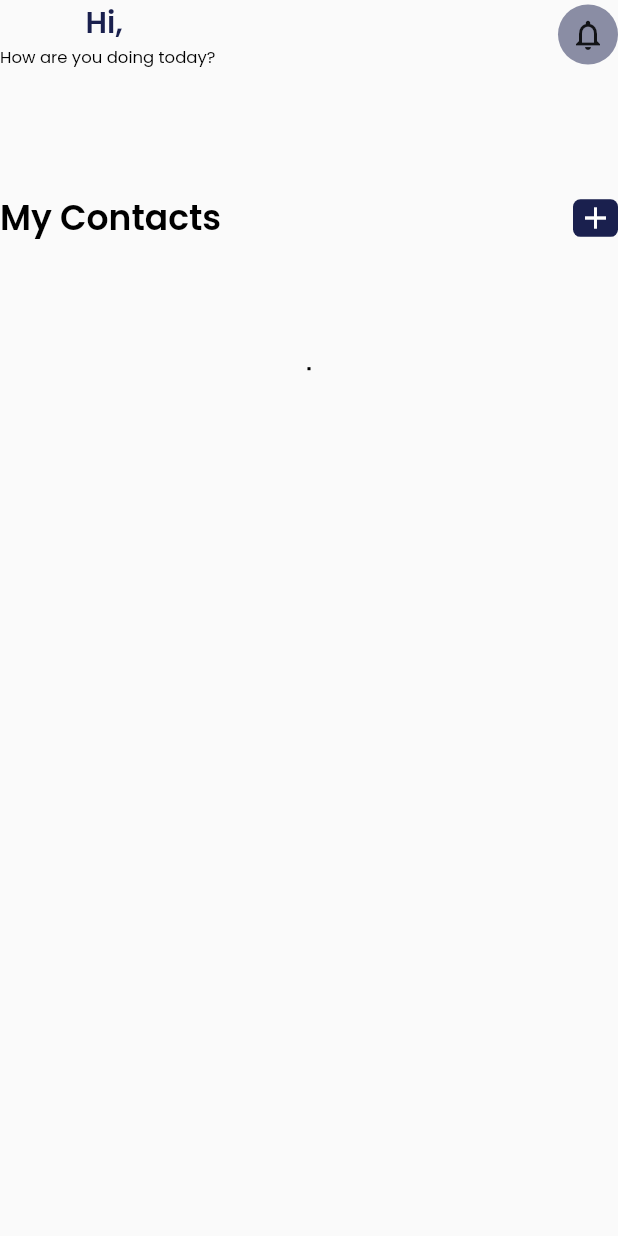
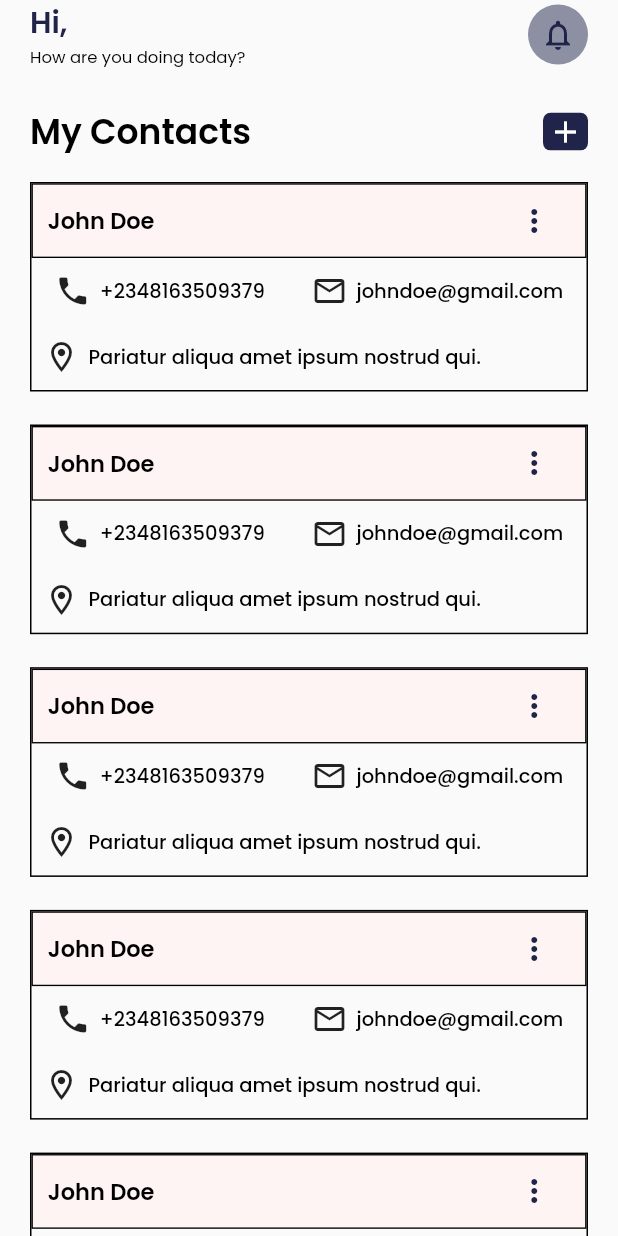
Before and after one commit to Collins-01/MyContactsApp, a Flutter app: the HomeView screen opened by its route, on a phone screen of 412 x 824 dp. Run offline on Flutter 3.47's test engine with Material 2 defaults, Android fonts, the phone set to English and light mode, and no system bars; our stand-ins replace flutter_spinkit, get_it, google_fonts.

Commit message:
Updated homepage

```diff
--- a/lib/ui/views/authentication/email_verification_view.dart
+++ b/lib/ui/views/authentication/email_verification_view.dart
@@ -28,7 +28,7 @@ class EmailVerificationView extends StatelessWidget {
               AppText.body("Please check your email to verify your"),
               AppText.body("mycontactapp account"),
               const SizedBox(
-                height: 16,
+                height: 30,
               ),
               AppShortButton(
                 title: "Done",
--- /dev/null
+++ b/lib/ui/views/home/components/components.dart
@@ -0,0 +1 @@
+export './contact_card.dart';
--- /dev/null
+++ b/lib/ui/views/home/components/contact_card.dart
@@ -0,0 +1,89 @@
+import 'package:flutter/material.dart';
+import 'package:my_contacts/utils/utils.dart';
+
+import '../../../widgets/widgets.dart';
+
+class ContactCard extends StatelessWidget {
+  const ContactCard({super.key});
+
+  @override
+  Widget build(BuildContext context) {
+    return Padding(
+      padding: const EdgeInsets.only(bottom: 22),
+      child: Container(
+        decoration: BoxDecoration(
+          border: Border.all(),
+        ),
+        child: Column(
+          children: [
+            // * Names and Icon
+            Container(
+              decoration: BoxDecoration(
+                color: const Color(0xfffef4f4),
+                border: Border.all(width: 0.9),
+              ),
+              child: Padding(
+                padding: const EdgeInsets.symmetric(horizontal: 10),
+                child: Row(
+                  mainAxisAlignment: MainAxisAlignment.spaceBetween,
+                  children: [
+                    AppText.bodyLarge("John Doe"),
+                    IconButton(
+                      onPressed: () {},
+                      icon: Icon(
+                        Icons.more_vert,
+                        color: AppColors.primaryColor,
+                      ),
+                    )
+                  ],
+                ),
+              ),
+            ),
+
+            Padding(
+              padding: const EdgeInsets.symmetric(vertical: 10),
+              child: Row(
+                mainAxisAlignment: MainAxisAlignment.spaceAround,
+                children: [
+                  Row(
+                    children: [
+                      const Icon(Icons.phone),
+                      const SizedBox(
+                        width: 6,
+                      ),
+                      AppText.body("+2348163509379")
+                    ],
+                  ),
+                  Row(
+                    children: [
+                      const Icon(Icons.email_outlined),
+                      const SizedBox(
+                        width: 6,
+                      ),
+                      AppText.body("johndoe@gmail.com")
+                    ],
+                  )
+                ],
+              ),
+            ),
+            const SizedBox(
+              height: 10,
+            ),
+            Padding(
+              padding: const EdgeInsets.only(left: 8, bottom: 10),
+              child: Row(
+                children: [
+                  const Icon(Icons.location_on_outlined),
+                  const SizedBox(
+                    width: 6,
+                  ),
+                  AppText.body("Pariatur aliqua amet ipsum nostrud qui.")
+                ],
+              ),
+            )
+          ],
+        ),
+      ),
+    );
+  }
+}
--- a/lib/ui/views/home/home_view.dart
+++ b/lib/ui/views/home/home_view.dart
@@ -1,4 +1,6 @@
 import 'package:flutter/material.dart';
+import 'package:my_contacts/ui/views/home/add_contact_view.dart';
+import 'package:my_contacts/ui/views/home/components/contact_card.dart';
 import 'package:my_contacts/ui/widgets/widgets.dart';
 import 'package:my_contacts/utils/utils.dart';
 import 'package:my_contacts/extensions/extensions.dart';
@@ -9,11 +11,16 @@ class HomeView extends StatelessWidget {
   @override
   Widget build(BuildContext context) {
     return Scaffold(
-      body: Column(
+      body: SafeArea(
+        child: Column(
           children: [
-          Row(
+            Padding(
+              padding:
+                  EdgeInsets.symmetric(horizontal: SizingConfig.defaultPadding),
+              child: Row(
                 children: [
                   Column(
+                    crossAxisAlignment: CrossAxisAlignment.start,
                     children: [
                       AppText.heading5(
                         "Hi, ",
@@ -30,18 +37,37 @@ class HomeView extends StatelessWidget {
                       shape: BoxShape.circle,
                       color: AppColors.primaryColor.withOpacity(.5),
                     ),
-                child: const Icon(Icons.notifications_outlined),
+                    child: Icon(
+                      Icons.notifications_outlined,
+                      color: AppColors.primaryColor,
+                    ),
                   )
                 ],
               ),
+            ),
             SizedBox(
-            height: context.deviceHeightPercentage(percentage: 10),
+              height: context.deviceHeightPercentage(percentage: 3),
             ),
-          Row(
+            Padding(
+              padding:
+                  EdgeInsets.symmetric(horizontal: SizingConfig.defaultPadding),
+              child: Row(
                 children: [
                   AppText.heading4("My Contacts"),
                   const Spacer(),
-              Container(
+                  GestureDetector(
+                    onTap: () {
+                      Scaffold.of(context).showBottomSheet(
+                        (context) => Container(
+                          height: context.getDeviceHeight,
+                          width: context.getDeviceWidth,
+                          decoration: const BoxDecoration(
+                            color: Colors.green,
+                          ),
+                        ),
+                      );
+                    },
+                    child: Container(
                       height: 25,
                       width: 30,
                       decoration: BoxDecoration(
@@ -54,23 +80,33 @@ class HomeView extends StatelessWidget {
                         Icons.add,
                         color: Colors.white,
                       ),
-              )
-            ],
-          ),
-          SizedBox(
-            height: context.deviceHeightPercentage(percentage: 10),
-          ),
-          Container(
-            margin: const EdgeInsets.symmetric(horizontal: 10),
-            decoration: BoxDecoration(
-              border: Border.all(),
-            ),
-            child: Column(
-              children: [],
                     ),
                   )
                 ],
               ),
+            ),
+            SizedBox(
+              height: context.deviceHeightPercentage(percentage: 2),
+            ),
+            // * It will take in the model.
+            Expanded(
+                child: Padding(
+              padding:
+                  EdgeInsets.symmetric(horizontal: SizingConfig.defaultPadding),
+              child: SingleChildScrollView(
+                child: Column(
+                  children: [
+                    ...List.generate(
+                      10,
+                      (index) => const ContactCard(),
+                    ),
+                  ],
+                ),
+              ),
+            ))
+          ],
+        ),
+      ),
     );
   }
 }
--- a/lib/ui/widgets/app_text_field.dart
+++ b/lib/ui/widgets/app_text_field.dart
@@ -7,6 +7,7 @@ class AppTextField extends StatefulWidget {
   final String title;
   final String hintText;
   final bool isPassword;
+  final TextInputType? keyboardType;
   final String? Function(String?)? validator;
   const AppTextField({
     super.key,
@@ -15,6 +16,7 @@ class AppTextField extends StatefulWidget {
     required this.hintText,
     this.isPassword = false,
     this.validator,
+    this.keyboardType,
   });
 
   @override
@@ -50,6 +52,7 @@ class _AppTextFieldState extends State<AppTextField> {
               ),
             ),
             child: TextFormField(
+              keyboardType: widget.keyboardType,
               validator: widget.validator,
               obscureText:
                   widget.isPassword ? (isVisible ? true : false) : false,
--- a/lib/utils/app_colors.dart
+++ b/lib/utils/app_colors.dart
@@ -1,7 +1,7 @@
 import 'package:flutter/material.dart';
 
 class AppColors {
-  static Color primaryColor = const Color(0xff1a204e);
+  static Color primaryColor = const Color(0xff21244a);
   static Color textColor = const Color(0xff000000);
   static Color textFieldColor = const Color(0xffD9D9D9).withOpacity(.5);
   static Color shimmerBaseColor = Colors.grey.withOpacity(.2);
```
Also changed, not shown: lib/ui/views/authentication/login_view.dart (+9 -3 lines), lib/ui/views/authentication/sign_up_view.dart (+21 -13 lines), lib/ui/views/home/add_contact_view.dart (added, +56 -0 lines). Lines whose indentation alone changed are shown as unchanged.
